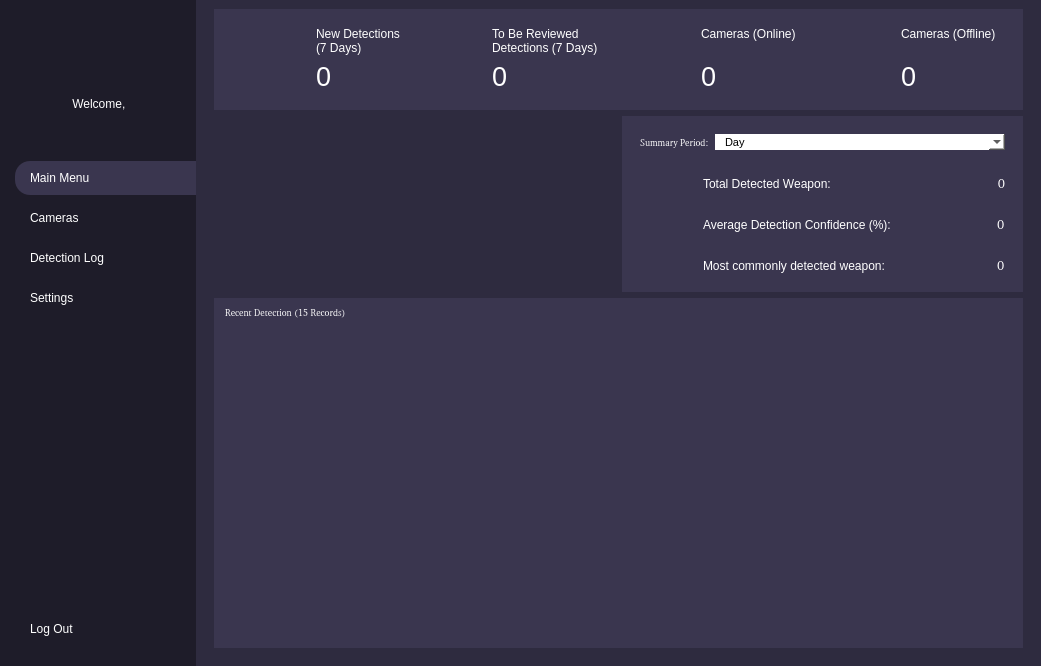
The window that dev/client_side/UI/main_menu.ui (TerranceCheng/YOLOv8-Weapon-Recognition-System) describes before a commit, drawn with Qt 5.
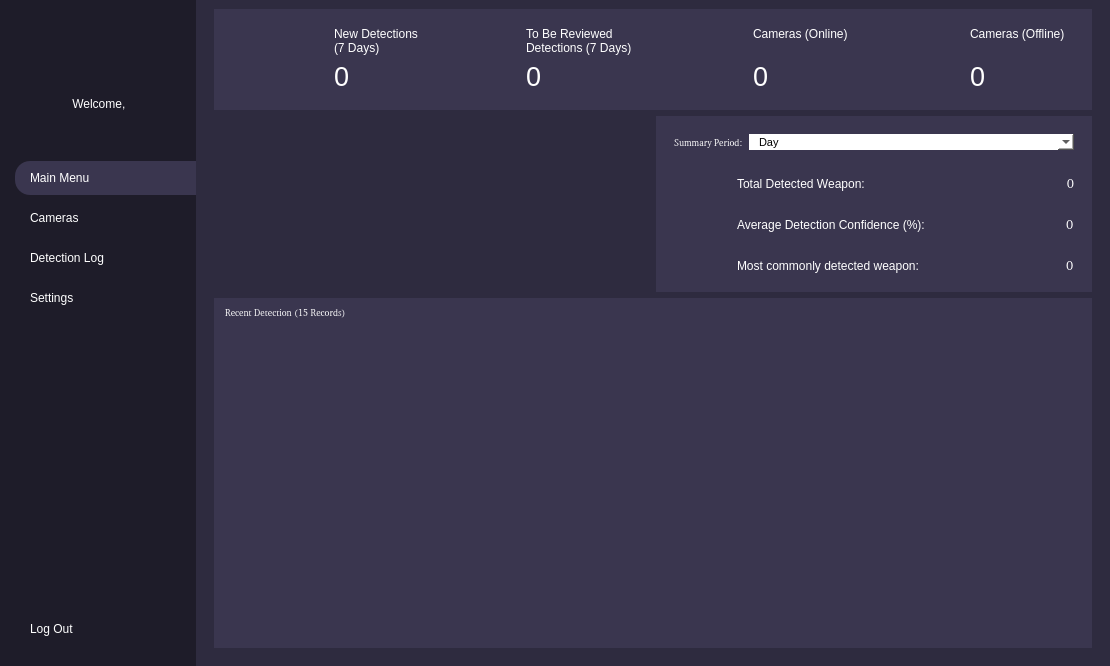
The same window after the commit. The open tabs and pages were chosen to show the change. Icons and pictures are not drawn.

```diff
--- a/dev/client_side/UI/main_menu.ui
+++ b/dev/client_side/UI/main_menu.ui
@@ -6,7 +6,7 @@
    <rect>
     <x>0</x>
     <y>0</y>
-    <width>1041</width>
+    <width>1110</width>
     <height>666</height>
    </rect>
   </property>
```
Left out of the diff: 2 changed lines with no effect on the pictures.
